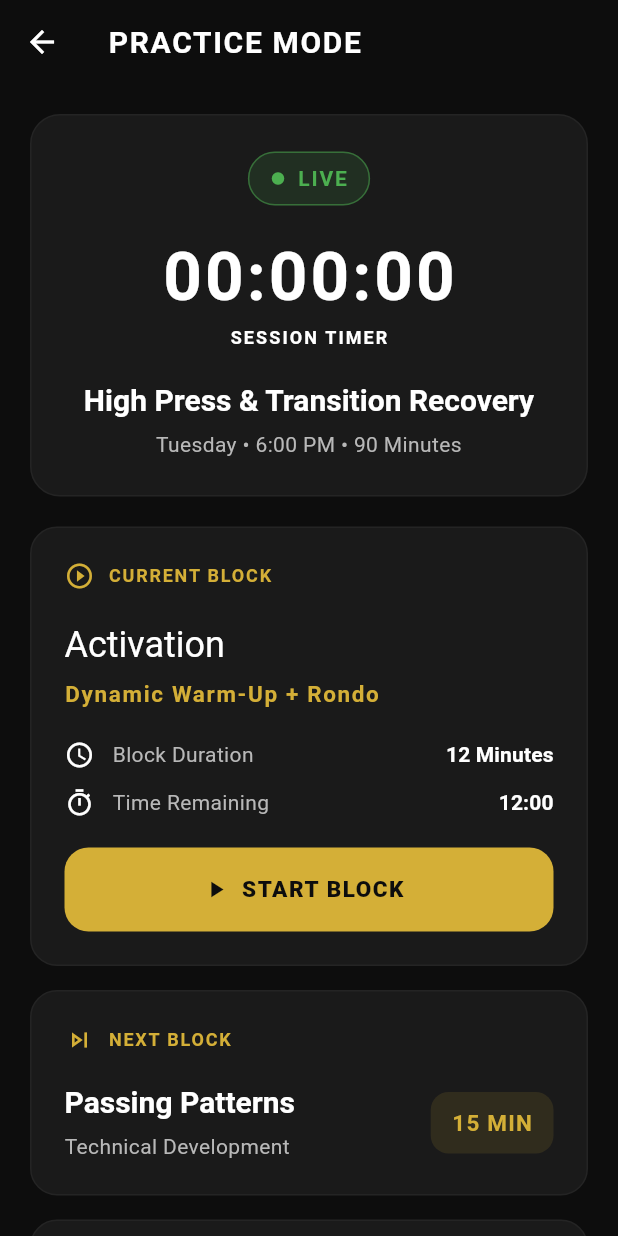
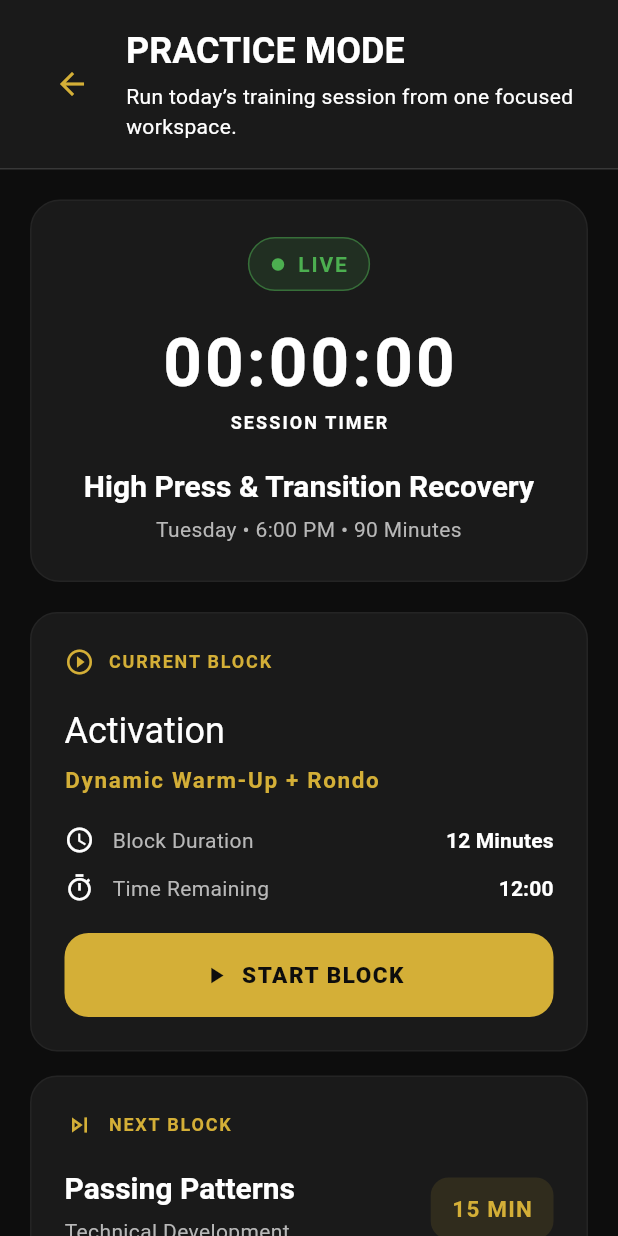
Before and after one commit to stevethompson54-star/panther_os, a Flutter app: the PracticeScreen screen opened by its route, on a phone screen of 412 x 824 dp. Run offline on Flutter 3.47's test engine with Material 3 defaults, Android fonts, the phone set to English and light mode, and no system bars.

Commit message:
Sprint 5 Task 3 - Integrate PantherScaffold into Practice Mode

```diff
--- /dev/null
+++ b/lib/design_system/panther_scaffold.dart
@@ -0,0 +1,134 @@
+import 'package:flutter/material.dart';
+
+class PantherScaffold extends StatelessWidget {
+  const PantherScaffold({
+    required this.title,
+    required this.child,
+    this.subtitle,
+    this.actions = const [],
+    this.showBackButton = false,
+    this.maxContentWidth = 1200,
+    this.padding = const EdgeInsets.all(24),
+    super.key,
+  });
+
+  final String title;
+  final String? subtitle;
+  final Widget child;
+  final List<Widget> actions;
+  final bool showBackButton;
+  final double maxContentWidth;
+  final EdgeInsetsGeometry padding;
+
+  @override
+  Widget build(BuildContext context) {
+    final theme = Theme.of(context);
+
+    return Scaffold(
+      backgroundColor: theme.scaffoldBackgroundColor,
+      body: SafeArea(
+        child: Column(
+          children: [
+            _PantherHeader(
+              title: title,
+              subtitle: subtitle,
+              actions: actions,
+              showBackButton: showBackButton,
+            ),
+            Expanded(
+              child: SingleChildScrollView(
+                child: Center(
+                  child: ConstrainedBox(
+                    constraints: BoxConstraints(
+                      maxWidth: maxContentWidth,
+                    ),
+                    child: Padding(
+                      padding: padding,
+                      child: child,
+                    ),
+                  ),
+                ),
+              ),
+            ),
+          ],
+        ),
+      ),
+    );
+  }
+}
+
+class _PantherHeader extends StatelessWidget {
+  const _PantherHeader({
+    required this.title,
+    required this.actions,
+    required this.showBackButton,
+    this.subtitle,
+  });
+
+  final String title;
+  final String? subtitle;
+  final List<Widget> actions;
+  final bool showBackButton;
+
+  @override
+  Widget build(BuildContext context) {
+    final theme = Theme.of(context);
+    final canNavigateBack = Navigator.of(context).canPop();
+
+    return Container(
+      width: double.infinity,
+      padding: const EdgeInsets.symmetric(
+        horizontal: 24,
+        vertical: 18,
+      ),
+      decoration: BoxDecoration(
+        color: theme.colorScheme.surface,
+        border: Border(
+          bottom: BorderSide(
+            color: theme.dividerColor,
+          ),
+        ),
+      ),
+      child: Row(
+        children: [
+          if (showBackButton && canNavigateBack) ...[
+            IconButton(
+              tooltip: 'Go back',
+              onPressed: () {
+                Navigator.of(context).pop();
+              },
+              icon: const Icon(Icons.arrow_back),
+            ),
+            const SizedBox(width: 12),
+          ],
+          Expanded(
+            child: Column(
+              crossAxisAlignment: CrossAxisAlignment.start,
+              children: [
+                Text(
+                  title,
+                  style: theme.textTheme.headlineSmall?.copyWith(
+                    fontWeight: FontWeight.bold,
+                  ),
+                ),
+                if (subtitle != null) ...[
+                  const SizedBox(height: 4),
+                  Text(
+                    subtitle!,
+                    style: theme.textTheme.bodyMedium?.copyWith(
+                      color: theme.colorScheme.onSurfaceVariant,
+                    ),
+                  ),
+                ],
+              ],
+            ),
+          ),
+          if (actions.isNotEmpty) ...[
+            const SizedBox(width: 16),
+            ...actions,
+          ],
+        ],
+      ),
+    );
+  }
+}
--- a/lib/features/practice/practice_screen.dart
+++ b/lib/features/practice/practice_screen.dart
@@ -1,4 +1,6 @@
 import 'package:flutter/material.dart';
+
+import '../../design_system/panther_scaffold.dart';
 
 class PracticeScreen extends StatelessWidget {
   const PracticeScreen({super.key});
@@ -7,16 +9,12 @@ class PracticeScreen extends StatelessWidget {
   Widget build(BuildContext context) {
     final theme = Theme.of(context);
 
-    return Scaffold(
-      appBar: AppBar(
-        title: const Text('PRACTICE MODE'),
-      ),
-      body: SafeArea(
-        child: SingleChildScrollView(
+    return PantherScaffold(
+      title: 'PRACTICE MODE',
+      subtitle: 'Run today’s training session from one focused workspace.',
+      showBackButton: true,
+      maxContentWidth: 900,
       padding: const EdgeInsets.all(20),
-          child: Center(
-            child: ConstrainedBox(
-              constraints: const BoxConstraints(maxWidth: 900),
       child: Column(
         crossAxisAlignment: CrossAxisAlignment.start,
         children: [
@@ -30,10 +28,6 @@ class PracticeScreen extends StatelessWidget {
           const SizedBox(height: 24),
           _buildActionButtons(context),
         ],
-              ),
-            ),
-          ),
-        ),
       ),
     );
   }
@@ -215,8 +209,8 @@ class PracticeScreen extends StatelessWidget {
         builder: (context, constraints) {
           final useTwoColumns = constraints.maxWidth >= 620;
 
-          final leftColumn = Column(
-            children: const [
+          const leftColumn = Column(
+            children: [
               _InformationRow(
                 icon: Icons.people_outline,
                 label: 'Players Present',
@@ -237,8 +231,8 @@ class PracticeScreen extends StatelessWidget {
             ],
           );
 
-          final rightColumn = Column(
-            children: const [
+          const rightColumn = Column(
+            children: [
               _InformationRow(
                 icon: Icons.sports_outlined,
                 label: 'Goals',
@@ -260,20 +254,20 @@ class PracticeScreen extends StatelessWidget {
           );
 
           if (useTwoColumns) {
-            return Row(
+            return const Row(
               crossAxisAlignment: CrossAxisAlignment.start,
               children: [
                 Expanded(child: leftColumn),
-                const SizedBox(width: 32),
+                SizedBox(width: 32),
                 Expanded(child: rightColumn),
               ],
             );
           }
 
-          return Column(
+          return const Column(
             children: [
               leftColumn,
-              const SizedBox(height: 14),
+              SizedBox(height: 14),
               rightColumn,
             ],
           );
```
Lines whose indentation alone changed are shown as unchanged.
